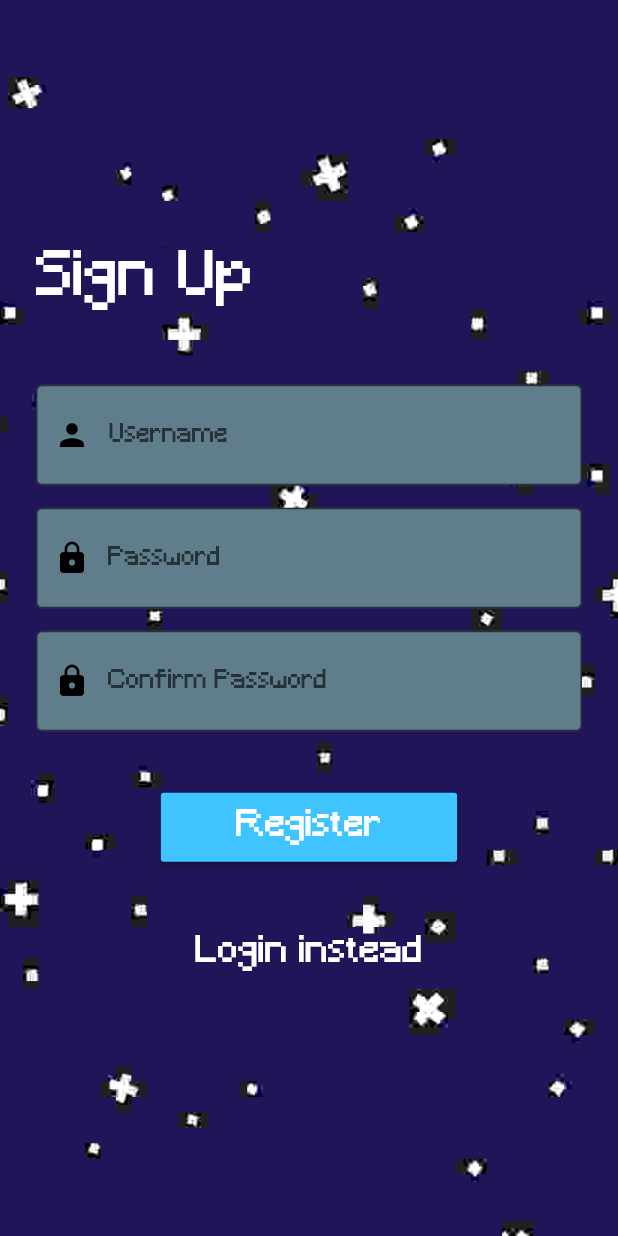
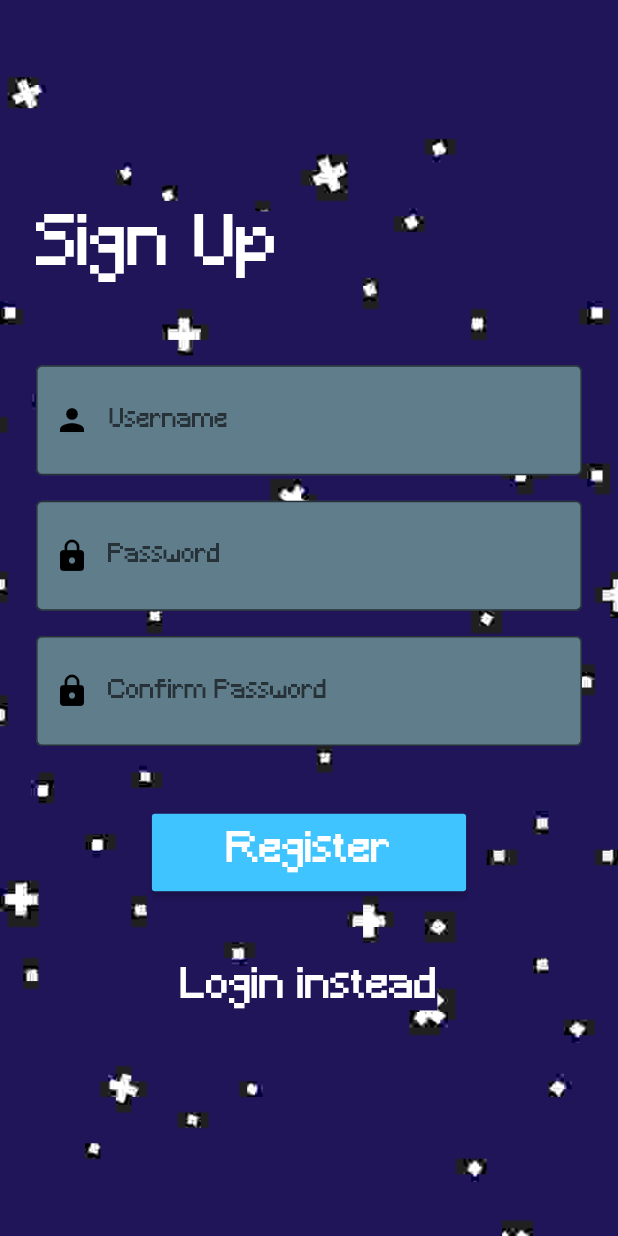
Before and after one commit to anandhakrishnanaji/TuneSwitch, a Flutter app: the LoginScreen screen opened by its route, after a tap on "Log In", after a tap on "Sign Up instead", on a phone screen of 412 x 824 dp. Run offline on Flutter 3.47's test engine with Material 2 defaults, Android fonts, the phone set to English and light mode, and no system bars; our stand-ins replace flutter_dotenv, fluttertoast, geolocator, shared_preferences; missing offline and left inert: spotify_sdk; accounts and stored records are empty; network calls fail; statements that could not run were skipped.

Commit message:
mediaquery complete

```diff
--- a/lib/pages/homePage.dart
+++ b/lib/pages/homePage.dart
@@ -1,6 +1,4 @@
 import 'package:flutter/material.dart';
-// import 'package:spotify_sdk/spotify_sdk.dart';
-// import 'package:flutter_dotenv/flutter_dotenv.dart';
 
 import '../widgets/bottomColumn.dart';
 import '../widgets/playContainer.dart';
@@ -41,7 +39,7 @@ class _HomePageState extends State<HomePage> {
                     'TuneSwitch',
                     style: TextStyle(
                       color: Colors.greenAccent[400],
-                      fontSize: 40,
+                      fontSize: 0.0547*height,
                     ),
                   ),
                   SizedBox(
--- a/lib/pages/login_page.dart
+++ b/lib/pages/login_page.dart
@@ -18,37 +18,72 @@ class _LoginScreenState extends State<LoginScreen> {
   bool _isntValidUsername = false,
       _isntValidPassword = false,
       _isloading = false;
-  final logo = Hero(
+
+  @override
+  void dispose() {
+    usernamet.dispose();
+    passwordt.dispose();
+    super.dispose();
+  }
+
+  @override
+  Widget build(BuildContext context) {
+    final height = MediaQuery.of(context).size.height;
+    final width = MediaQuery.of(context).size.width;
+    return Scaffold(
+      //backgroundColor: Colors.white,
+      body: Container(
+        decoration: const BoxDecoration(
+            image: DecorationImage(
+                fit: BoxFit.cover,
+                image: AssetImage('assets/images/bgscreen.jpg'))),
+        child: Center(
+          child: ListView(
+            shrinkWrap: true,
+            padding: EdgeInsets.symmetric(horizontal: 0.0584 * width),
+            children: <Widget>[
+              Center(
+                child: Stack(children: <Widget>[
+                  Hero(
                     tag: 'hero',
                     child: Image.asset(
                       'assets/images/logoas.png',
-      height: 220,
-      width: 220,
+                      height: 0.3 * height,
+                      width: 0.3 * height,
                     ),
-  );
-
-  Widget usertf() {
-    return TextField(
+                  ),
+                  Padding(
+                    padding: EdgeInsets.only(top: 0.246 * height),
+                    child: Text('TuneSwitch',
+                        style: TextStyle(
+                            color: Colors.greenAccent[400],
+                            fontSize: 0.0683 * height,
+                            backgroundColor:
+                                const Color.fromRGBO(32, 21, 89, 1))),
+                  )
+                ]),
+              ),
+              SizedBox(height: 0.0657 * height),
+              TextField(
                 controller: usernamet,
                 autofocus: false,
                 decoration: InputDecoration(
                   fillColor: Colors.blueGrey,
                   filled: true,
                   errorText: _isntValidUsername ? "Change your username" : null,
-        labelStyle: const TextStyle(fontSize: 20),
+                  labelStyle: TextStyle(fontSize: 0.3 * height),
                   hintText: !_isntValidUsername ? "Username" : null,
-        contentPadding: const EdgeInsets.fromLTRB(20.0, 25.0, 20.0, 25.0),
+                  contentPadding: EdgeInsets.symmetric(
+                      horizontal: 0.0486 * width, vertical: 0.0342 * height),
                   border: OutlineInputBorder(),
                   prefixIcon: const Icon(
                     Icons.person,
                     color: Colors.black,
                   ),
                 ),
-    );
-  }
-
-  Widget passwordtf() {
-    return TextField(
+              ),
+              SizedBox(height: 0.0205 * height),
+              TextField(
                 controller: passwordt,
                 autofocus: false,
                 obscureText: true,
@@ -58,21 +93,24 @@ class _LoginScreenState extends State<LoginScreen> {
                   errorText: _isntValidPassword
                       ? 'Length of the password must be greater than 6'
                       : null,
-        labelStyle: const TextStyle(fontSize: 20),
+                  labelStyle: TextStyle(fontSize: 0.3 * height),
                   hintText: !_isntValidPassword ? 'Enter your Password' : null,
-        contentPadding: const EdgeInsets.fromLTRB(20.0, 25.0, 20.0, 25.0),
+                  contentPadding: EdgeInsets.symmetric(
+                      horizontal: 0.0486 * width, vertical: 0.0342 * height),
                   border: OutlineInputBorder(),
                   prefixIcon: const Icon(
                     Icons.lock,
                     color: Colors.black,
                   ),
                 ),
-    );
-  }
-
-  Widget loginButton(BuildContext context) {
-    return Padding(
-      padding: const EdgeInsets.symmetric(vertical: 16.0),
+              ),
+              SizedBox(height: 0.0329 * height),
+              _isloading
+                  ? const Center(child: CircularProgressIndicator())
+                  : Column(children: <Widget>[
+                      Padding(
+                        padding:
+                            EdgeInsets.symmetric(vertical: 0.0219 * height),
                         //  child: ButtonTheme(minWidth: 20,
                         child: RaisedButton(
                           onPressed: () {
@@ -88,80 +126,41 @@ class _LoginScreenState extends State<LoginScreen> {
                               Provider.of<User>(context, listen: false)
                                   .login(usernamet.text, passwordt.text)
                                   .then((value) {
-              if (value) Navigator.of(context).pushNamed(HomePage.routeName);
+                                if (value)
+                                  Navigator.of(context)
+                                      .pushNamed(HomePage.routeName);
                               }).catchError((e) {
                                 print(e.toString());
                                 showDialog(
                                     context: context,
                                     builder: (context) => AlertBoxx(
-                      'Login Failed!', 'loginfailed.png', e.toString()));
+                                        'Login Failed!',
+                                        'loginfailed.png',
+                                        e.toString()));
                               });
                             }
                           },
-        padding: const EdgeInsets.symmetric(horizontal: 50, vertical: 10),
+                          padding: EdgeInsets.symmetric(
+                              horizontal: 0.121 * width,
+                              vertical: 0.0137 * height),
                           color: Colors.lightBlueAccent,
-        child: const Text('Log In',
-            style: TextStyle(color: Colors.white, fontSize: 24)),
+                          child: Text('Log In',
+                              style: TextStyle(
+                                  color: Colors.white,
+                                  fontSize: 0.0328 * height)),
                         ),
                         //    ),
-    );
-  }
-
-  @override
-  void dispose() {
-    usernamet.dispose();
-    passwordt.dispose();
-    super.dispose();
-  }
-
-  @override
-  Widget build(BuildContext context) {
-    final height = MediaQuery.of(context).size.height;
-    return Scaffold(
-      //backgroundColor: Colors.white,
-      body: Container(
-        decoration: const BoxDecoration(
-            image: DecorationImage(
-                fit: BoxFit.cover,
-                image: AssetImage('assets/images/bgscreen.jpg'))),
-        child: Center(
-          child: ListView(
-            shrinkWrap: true,
-            padding: const EdgeInsets.only(left: 24.0, right: 24.0),
-            children: <Widget>[
-              Center(
-                child: Stack(children: <Widget>[
-                  logo,
-                  Padding(
-                    padding: EdgeInsets.only(top: 0.246 * height),
-                    child: Text('TuneSwitch',
-                        style: TextStyle(
-                            color: Colors.greenAccent[400],
-                            fontSize: 50,
-                            backgroundColor:
-                                const Color.fromRGBO(32, 21, 89, 1))),
-                  )
-                ]),
                       ),
-              const SizedBox(height: 48.0),
-              usertf(),
-              const SizedBox(height: 15.0),
-              passwordtf(),
-              const SizedBox(height: 24.0),
-              _isloading
-                  ? const Center(child: CircularProgressIndicator())
-                  : Column(children: <Widget>[
-                      loginButton(context),
-                      const SizedBox(height: 20),
+                      SizedBox(height: 0.0273 * height),
                       FlatButton(
                           onPressed: () => Navigator.of(context)
                               .pushNamed(RegistrationScreen.routeName),
-                          child: const Text(
+                          child: Text(
                             'Sign Up instead',
                             style: TextStyle(
                                 color: Colors.white,
                                 backgroundColor: Color.fromRGBO(32, 21, 89, 1),
-                                fontSize: 24),
+                                fontSize: 0.0329 * height),
                           ))
                     ]),
             ],
--- a/lib/pages/registrationPage.dart
+++ b/lib/pages/registrationPage.dart
@@ -20,7 +20,8 @@ class _RegistrationScreenState extends State<RegistrationScreen> {
       _isntValidUsername = false,
       _isloading = false;
 
-  Widget passwordtf(String text, String errortext) {
+  Widget passwordtf(
+      String text, String errortext, double height, double width) {
     bool _foo = text == "Password" ? _isntValidPassword : _isntValidPassword2;
     return TextField(
       controller: text == "Password" ? passwordt : password2t,
@@ -30,69 +31,16 @@ class _RegistrationScreenState extends State<RegistrationScreen> {
         fillColor: Colors.blueGrey,
         filled: true,
         errorText: _foo ? errortext : null,
-        labelStyle: const TextStyle(fontSize: 20),
+        labelStyle: TextStyle(fontSize: 0.3 * height),
         hintText: !_foo ? text : null,
-        contentPadding: const EdgeInsets.fromLTRB(20.0, 25.0, 20.0, 25.0),
+        contentPadding: EdgeInsets.symmetric(
+            horizontal: 0.0486 * width, vertical: 0.0342 * height),
         border: OutlineInputBorder(),
         prefixIcon: const Icon(
           Icons.lock,
           color: Colors.black,
         ),
       ),
-    );
-  }
-
-  Widget usertf() {
-    return TextField(
-      controller: usernamet,
-      autofocus: false,
-      decoration: InputDecoration(
-        fillColor: Colors.blueGrey,
-        filled: true,
-        errorText: _isntValidUsername ? "Username already exists" : null,
-        labelStyle: const TextStyle(fontSize: 20),
-        hintText: !_isntValidUsername ? "Username" : null,
-        contentPadding: const EdgeInsets.fromLTRB(20.0, 25.0, 20.0, 25.0),
-        border: OutlineInputBorder(),
-        prefixIcon: const Icon(
-          Icons.person,
-          color: Colors.black,
-        ),
-      ),
-    );
-  }
-
-  Widget registerButton(BuildContext context) {
-    return Padding(
-      padding: const EdgeInsets.symmetric(vertical: 16.0),
-      //  child: ButtonTheme(minWidth: 20,
-      child: RaisedButton(
-        onPressed: () {
-          setState(() {
-            (passwordt.text.length < 6)
-                ? _isntValidPassword = true
-                : _isntValidPassword = false;
-            (password2t.text != passwordt.text)
-                ? _isntValidPassword2 = true
-                : _isntValidPassword2 = false;
-          });
-          if (!_isntValidPassword && !_isntValidPassword2) {
-            Provider.of<User>(context, listen: false)
-                .register(usernamet.text, passwordt.text)
-                .then((value) {
-              if (value) Navigator.of(context).pushNamed(HomePage.routeName);
-            }).catchError((e) => showDialog(
-                    context: context,
-                    builder: (context) => AlertBoxx('Registration Failed !!',
-                        'loginfailed.png', e.toString())));
-          }
-        },
-        padding: const EdgeInsets.symmetric(horizontal: 50, vertical: 10),
-        color: Colors.lightBlueAccent,
-        child: const Text('Register',
-            style: TextStyle(color: Colors.white, fontSize: 24)),
-      ),
-      //    ),
     );
   }
 
@@ -106,6 +54,8 @@ class _RegistrationScreenState extends State<RegistrationScreen> {
 
   @override
   Widget build(BuildContext context) {
+    final height = MediaQuery.of(context).size.height;
+    final width = MediaQuery.of(context).size.width;
     return Scaffold(
       //backgroundColor:Colors.white,
       body: Container(
@@ -116,36 +66,94 @@ class _RegistrationScreenState extends State<RegistrationScreen> {
         child: Center(
           child: ListView(
             shrinkWrap: true,
-            padding: const EdgeInsets.only(left: 24.0, right: 24.0),
+            padding: EdgeInsets.symmetric(horizontal: 0.0584 * width),
             children: <Widget>[
-              const Text(
+              Text(
                 'Sign Up',
                 style: TextStyle(
-                    fontSize: 40,
+                    fontSize: 0.054 * height,
                     color: Colors.white,
                     backgroundColor: Color.fromRGBO(32, 21, 89, 1)),
               ),
-              const SizedBox(height: 48.0),
-              usertf(),
-              const SizedBox(height: 15.0),
+              SizedBox(height: 0.0657 * height),
+              TextField(
+                controller: usernamet,
+                autofocus: false,
+                decoration: InputDecoration(
+                  fillColor: Colors.blueGrey,
+                  filled: true,
+                  errorText:
+                      _isntValidUsername ? "Username already exists" : null,
+                  labelStyle: TextStyle(fontSize: 0.3 * height),
+                  hintText: !_isntValidUsername ? "Username" : null,
+                  contentPadding: EdgeInsets.symmetric(
+                      horizontal: 0.0486 * width, vertical: 0.0342 * height),
+                  border: OutlineInputBorder(),
+                  prefixIcon: const Icon(
+                    Icons.person,
+                    color: Colors.black,
+                  ),
+                ),
+              ),
+              SizedBox(height: 0.0205 * height),
+              passwordtf("Password",
+                  "Length of password must be greater than 6", height, width),
+              SizedBox(height: 0.0205 * height),
               passwordtf(
-                  "Password", "Length of password must be greater than 6"),
-              const SizedBox(height: 15.0),
-              passwordtf("Confirm Password", "Passowrds do not match"),
-              const SizedBox(height: 24.0),
+                  "Confirm Password", "Passowrds do not match", height, width),
+              SizedBox(height: 0.0329 * height),
               _isloading
                   ? const Center(child: CircularProgressIndicator())
                   : Column(children: <Widget>[
-                      registerButton(context),
-                      const SizedBox(height: 20),
+                      Padding(
+                        padding:
+                            EdgeInsets.symmetric(vertical: 0.0219 * height),
+                        //  child: ButtonTheme(minWidth: 20,
+                        child: RaisedButton(
+                          onPressed: () {
+                            setState(() {
+                              (passwordt.text.length < 6)
+                                  ? _isntValidPassword = true
+                                  : _isntValidPassword = false;
+                              (password2t.text != passwordt.text)
+                                  ? _isntValidPassword2 = true
+                                  : _isntValidPassword2 = false;
+                            });
+                            if (!_isntValidPassword && !_isntValidPassword2) {
+                              Provider.of<User>(context, listen: false)
+                                  .register(usernamet.text, passwordt.text)
+                                  .then((value) {
+                                if (value)
+                                  Navigator.of(context)
+                                      .pushNamed(HomePage.routeName);
+                              }).catchError((e) => showDialog(
+                                      context: context,
+                                      builder: (context) => AlertBoxx(
+                                          'Registration Failed !!',
+                                          'loginfailed.png',
+                                          e.toString())));
+                            }
+                          },
+                          padding: EdgeInsets.symmetric(
+                              horizontal: 0.121 * width,
+                              vertical: 0.0137 * height),
+                          color: Colors.lightBlueAccent,
+                          child: Text('Register',
+                              style: TextStyle(
+                                  color: Colors.white,
+                                  fontSize: 0.0328 * height)),
+                        ),
+                        //    ),
+                      ),
+                      SizedBox(height: 0.0273 * height),
                       FlatButton(
                           onPressed: () => Navigator.of(context).pop(),
-                          child: const Text('Login instead',
+                          child: Text('Login instead',
                               style: TextStyle(
                                   color: Colors.white,
                                   backgroundColor:
                                       Color.fromRGBO(32, 21, 89, 1),
-                                  fontSize: 24)))
+                                  fontSize: 0.0329 * height)))
                     ]),
             ],
           ),
--- a/lib/widgets/albumWidget.dart
+++ b/lib/widgets/albumWidget.dart
@@ -11,7 +11,7 @@ class AlbumWidget extends StatelessWidget {
         future: SpotifySdk.getImage(imageUri: imageuri),
         builder: (ctx, snapshot) {
           return Container(
-            padding: EdgeInsets.all(20),
+            padding: EdgeInsets.all(0.0487 * width),
             decoration: BoxDecoration(
                 border: Border.all(color: Colors.black, width: 7),
                 image: DecorationImage(
--- a/lib/widgets/bottomSheetTile.dart
+++ b/lib/widgets/bottomSheetTile.dart
@@ -13,7 +13,7 @@ class BottomSheetTile extends StatelessWidget {
       child: Center(
           child: Text(
         text,
-        style: const TextStyle(fontSize: 30),
+        style: TextStyle(fontSize: 0.041 * height),
       )),
       decoration: BoxDecoration(
           color: Colors.blueGrey, border: Border.all(color: Colors.black)),
```
Also changed, not shown: lib/widgets/alertBox.dart (+5 -5 lines), lib/widgets/playerState.dart (+18 -16 lines), 1 other file. Lines whose indentation alone changed are shown as unchanged.
